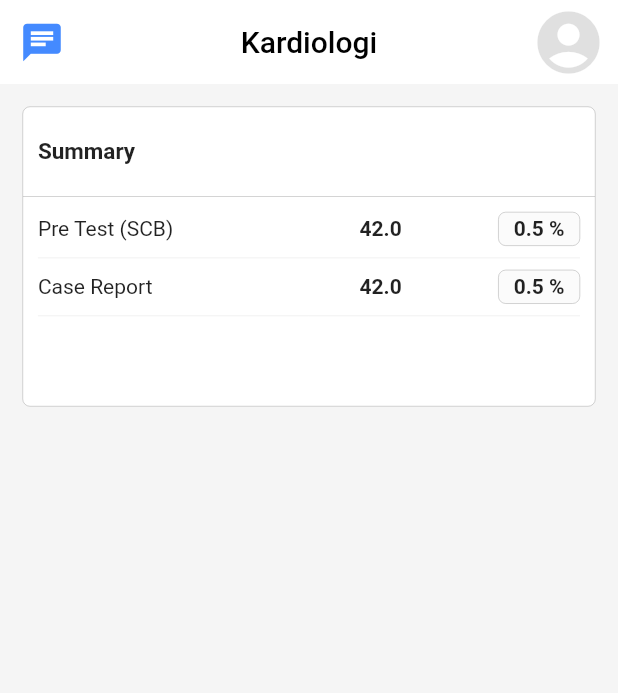
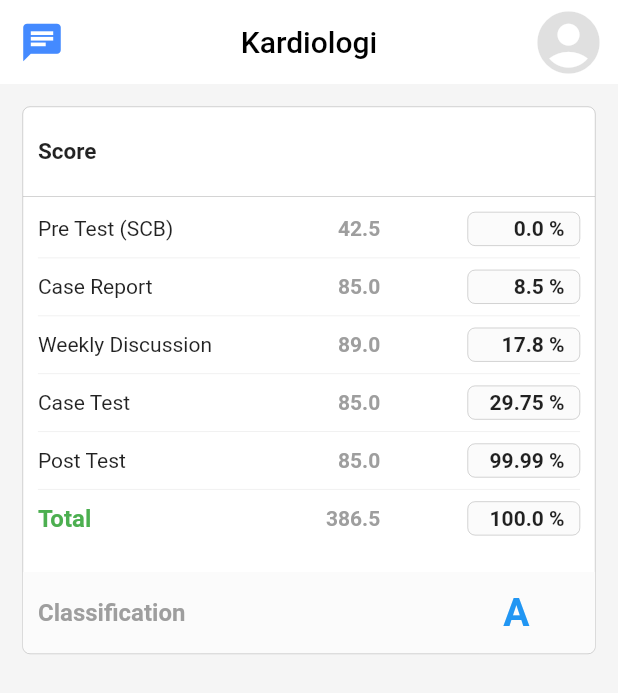
Before and after one commit to yusufhacktiv8/ceu_student_mobile, a Flutter app: the CoursePage screen opened directly, on a phone screen of 412 x 824 dp. Shown: the top 693 px of the screen. Run offline on Flutter 3.47's test engine with Material 2 defaults, Android fonts, the phone set to English and light mode, and no system bars; our stand-ins replace event_bus, shared_preferences; missing offline and left inert: badge, flutter_circular_chart; accounts and stored records are empty.

Commit message:
Course summary completion

```diff
--- a/lib/course/course_page.dart
+++ b/lib/course/course_page.dart
@@ -20,10 +20,6 @@ class CoursePage extends StatefulWidget {
   _CoursePageState createState() => new _CoursePageState();
 }
 
-const List<String> tabNames = const<String>[
-  'SGL', 'Schedules', 'Scores', 'Portofolios', 'Seminars', 'Problems'
-];
-
 class _CoursePageState extends State<CoursePage> {
 
   @override
@@ -38,7 +34,7 @@ class _CoursePageState extends State<CoursePage> {
         child: Column(
           children: <Widget>[
             Container(
-              height: 200,
+              height: 365,
               decoration: BoxDecoration(
                   color: Colors.white,
                   border: Border.all(color: Colors.grey, width: 0.3),
@@ -54,7 +50,7 @@ class _CoursePageState extends State<CoursePage> {
                     ),
                     child: Row(
                       children: <Widget>[
-                        Text("Summary", style: TextStyle(
+                        Text("Score", style: TextStyle(
                           fontSize: 15,
                           fontWeight: FontWeight.bold,
                           color: Colors.black87
@@ -64,9 +60,41 @@ class _CoursePageState extends State<CoursePage> {
                   ),
                   Container(
                     padding: EdgeInsets.all(10),
-                    height: 130,
+                    height: 250,
                     child: CourseSummary(),
                   ),
+                  Container(
+                    padding: EdgeInsets.all(10),
+                    height: 54,
+                    decoration: BoxDecoration(
+                        color: Color(0xFFFBFBFB),
+//                        border: Border(top: BorderSide(color: Colors.grey, width: 0.3)),
+                        borderRadius: BorderRadius.only(bottomLeft: Radius.circular(5), bottomRight: Radius.circular(5))
+                    ),
+                    child: Row(
+                      mainAxisAlignment: MainAxisAlignment.spaceBetween,
+                      children: <Widget>[
+                        Text(
+                          'Classification',
+                          style: TextStyle(
+                              fontSize: 16,
+                              fontWeight: FontWeight.bold,
+                              color: Colors.grey),
+                        ),
+                        Container(
+                          width: 85,
+                          alignment: Alignment.center,
+                          child: Text(
+                            'A',
+                            style: TextStyle(
+                                fontSize: 26,
+                                fontWeight: FontWeight.bold,
+                                color: Colors.blue),
+                          ),
+                        )
+                      ],
+                    ),
+                  )
                 ],
               ),
             ),
--- a/lib/course/course_summary.dart
+++ b/lib/course/course_summary.dart
@@ -11,103 +11,74 @@ class _CourseSummaryState extends State<CourseSummary> {
   @override
   Widget build(BuildContext context) {
     return Container(
-      height: 100,
       child: Column(
         children: <Widget>[
           CourseSummaryItem(
-            name: 'Pre Test (SCB)'
+            name: Text(
+              'Pre Test (SCB)',
+              style: TextStyle(fontSize: 14),
+            ),
+            score: 42.5,
+            percentage: 0.00,
           ),
           Divider(
             color: Color(0xFFF1F1F1),
           ),
           CourseSummaryItem(
-              name: 'Case Report'
+            name: Text(
+              'Case Report',
+              style: TextStyle(fontSize: 14),
+            ),
+            score: 85.00,
+            percentage: 8.5,
           ),
           Divider(
             color: Color(0xFFF1F1F1),
           ),
-//          Padding(padding: EdgeInsets.all(5),),
-//          Row(
-//            children: <Widget>[
-//              Text("2. Case Report"),
-//              Text("42.0"),
-//              Badge.before(
-//                  value: "0.00 %",
-//                  positionTop: 5,
-//                  child: Text("")
-//              )
-//            ],
-//          ),
-//          Padding(padding: EdgeInsets.all(5),),
-//          Row(
-//            children: <Widget>[
-//              Text("3. Weekly Discussion"),
-//              Text("42.0"),
-//              Badge.before(
-//                  value: "0.00 %",
-//                  positionTop: 5,
-//                  child: Text("")
-//              )
-//            ],
-//          ),
-//          Padding(padding: EdgeInsets.all(5),),
-//          Row(
-//            children: <Widget>[
-//              Text("4. Case Test"),
-//              Text("42.0"),
-//              Badge.before(
-//                  value: "0.00 %",
-//                  positionTop: 5,
-//                  child: Text("")
-//              )
-//            ],
-//          ),
-//          Padding(padding: EdgeInsets.all(5),),
-//          Row(
-//            children: <Widget>[
-//              Text("5. Post Test"),
-//              Text("42.0"),
-//              Badge.before(
-//                  value: "0.00 %",
-//                  positionTop: 5,
-//                  child: Text("")
-//              )
-//            ],
-//          ),
-//          Padding(padding: EdgeInsets.all(5),),
-//          Row(
-//            children: <Widget>[
-//              Text("Total"),
-//              Text("100.0"),
-//              Badge.before(
-//                  value: "0.00 %",
-//                  positionTop: 5,
-//                  child: Text("")
-//              )
-//            ],
-//          ),
-//          Padding(padding: EdgeInsets.all(5),),
-//          Row(
-//            children: <Widget>[
-//              Text("Score"),
-//              Text(""),
-//              Text("A"),
-//            ],
-//          ),
-//          Padding(padding: EdgeInsets.all(5),),
-//          Row(
-//            children: <Widget>[
-//              Text("Status"),
-//              Text(""),
-//              Badge.before(
-//                textStyle: TextStyle(fontSize: 2.0),
-//                spacing: 5,
-//                color: Colors.green,
-//                value: " ",
-//                child: Text("Completed"),
-//              ),
-//            ],
-//          )
+          CourseSummaryItem(
+            name: Text(
+              'Weekly Discussion',
+              style: TextStyle(fontSize: 14),
+            ),
+            score: 89.0,
+            percentage: 17.8,
+          ),
+          Divider(
+            color: Color(0xFFF1F1F1),
+          ),
+          CourseSummaryItem(
+            name: Text(
+              'Case Test',
+              style: TextStyle(fontSize: 14),
+            ),
+            score: 85.0,
+            percentage: 29.75,
+          ),
+          Divider(
+            color: Color(0xFFF1F1F1),
+          ),
+          CourseSummaryItem(
+            name: Text(
+              'Post Test',
+              style: TextStyle(fontSize: 14),
+            ),
+            score: 85.0,
+            percentage: 99.99,
+          ),
+          Divider(
+            color: Color(0xFFF1F1F1),
+          ),
+          CourseSummaryItem(
+            name: Text(
+              'Total',
+              style: TextStyle(
+                  fontSize: 16,
+                  fontWeight: FontWeight.bold,
+                  color: Colors.green),
+            ),
+            score: 386.5,
+            percentage: 100,
+          ),
         ],
       ),
     );
--- a/lib/course/course_summary_item.dart
+++ b/lib/course/course_summary_item.dart
@@ -2,9 +2,15 @@ import 'package:flutter/material.dart';
 
 class CourseSummaryItem extends StatelessWidget {
 
-  final String name;
+  final Widget name;
+  final double score;
+  final double percentage;
 
-  CourseSummaryItem({Key key, this.name}) : super(key: key);
+  CourseSummaryItem({Key key,
+    @required this.name,
+    @required this.score,
+    @required this.percentage
+  }) : super(key: key);
 
   @override
   Widget build(BuildContext context) {
@@ -12,17 +18,22 @@ class CourseSummaryItem extends StatelessWidget {
       mainAxisAlignment: MainAxisAlignment.spaceBetween,
       children: <Widget>[
         Container(
-          width: 150,
+          width: 130,
+          child: name,
+        ),
+        Container(
+          width: 50,
+          alignment: Alignment.centerRight,
           child: Text(
-            name,
-            style: TextStyle(fontSize: 14),
+            "$score",
+            style: TextStyle(fontWeight: FontWeight.bold, color: Colors.grey),
           ),
         ),
-        Text(
-          "42.0",
-          style: TextStyle(fontWeight: FontWeight.bold),
-        ),
         Container(
+          width: 85,
+          padding: EdgeInsets.only(left: 10),
+          child: Container(
+            alignment: Alignment.centerRight,
             padding:
             EdgeInsets.only(left: 10, right: 10, top: 3, bottom: 3),
             decoration: BoxDecoration(
@@ -30,8 +41,9 @@ class CourseSummaryItem extends StatelessWidget {
                 border: Border.all(color: Colors.grey, width: 0.3),
                 borderRadius: BorderRadius.all(Radius.circular(5))),
             child: Text(
-            "0.5 %",
+              "$percentage %",
               style: TextStyle(fontWeight: FontWeight.bold),
+            ),
           ),
         ),
       ],
```
Lines whose indentation alone changed are shown as unchanged.
